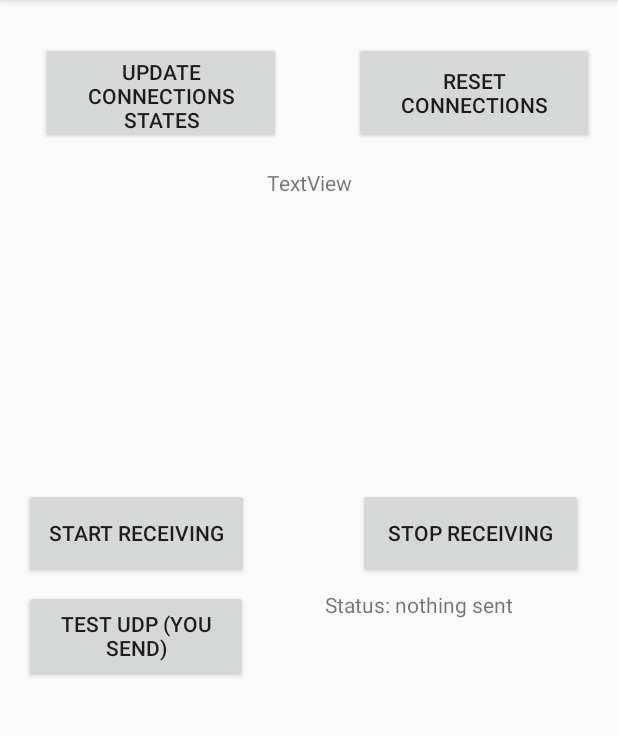
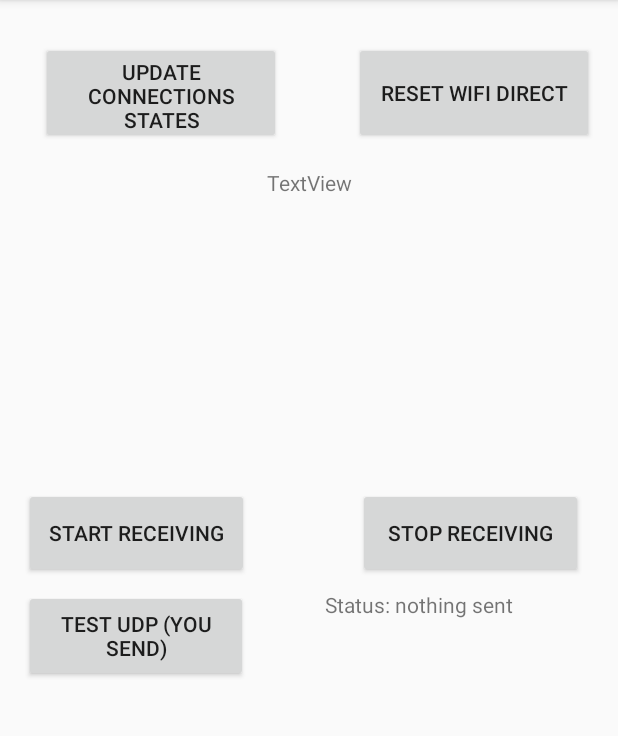
Before and after one commit to gstalder/AndroidBeamforming, an Android app: the HostActivity screen opened directly, with no data from a screen before it, on a phone screen of 412 x 824 dp, the part 84-820 px from its top. Run offline under Robolectric (Android 15) with nearby library versions, the phone set to English and light mode, and no system bars; network calls fail; 3 statements that could not run were skipped.

Commit message:
reOrganization Branch!

```diff
--- a/app/src/main/java/ch/ethz/tik/androidbeamforming/ClientActivity.java
+++ b/app/src/main/java/ch/ethz/tik/androidbeamforming/ClientActivity.java
@@ -107,8 +107,9 @@ public class ClientActivity extends AppCompatActivity {
                 if(hostAddress != null) {
                     micCaptureToSocket = new MicCaptureToSocket(hostAddress, MainActivity.PORT);
                     clientStatus.setText("waiting for start from host\n");
+                    micCaptureToSocket.start();
+                    /*
                     udpBroadcast.listenFor(MainActivity.START_CLIENT_TRANSMISSION, clientStatus);
-
                     waitForStartThread = new Thread(new Runnable() {
                         public void run() {
 
@@ -118,8 +119,10 @@ public class ClientActivity extends AppCompatActivity {
                         }
                     }, "Waiting for START from Server Thread");
                     waitForStartThread.start();
+                */
                 }
                 else Toast.makeText(ClientActivity.this, "no host!", Toast.LENGTH_LONG).show();
+
             }
         });
 
--- a/app/src/main/java/ch/ethz/tik/androidbeamforming/HostActivity.java
+++ b/app/src/main/java/ch/ethz/tik/androidbeamforming/HostActivity.java
@@ -75,7 +75,6 @@ public class HostActivity extends AppCompatActivity implements ConnectionInfoLis
         super.onCreate(savedInstanceState);
         setContentView(R.layout.activity_host);
 
-        // Indicates a change in Wi-Fi P2P status
         mIntentFilter.addAction(WifiP2pManager.WIFI_P2P_STATE_CHANGED_ACTION);
         // Indicates a change in the list of available peers
         mIntentFilter.addAction(WifiP2pManager.WIFI_P2P_PEERS_CHANGED_ACTION);
@@ -91,6 +90,15 @@ public class HostActivity extends AppCompatActivity implements ConnectionInfoLis
         mHostReceiver = new HostDirectBroadcastReceiver(mHostManager, mHostChannel, this);
         peers = new ArrayList<>();
 
+
+
+
+
+
+
+
+
+
         try {
             serverSocket = new ServerSocket(MainActivity.PORT);
             Log.d(TAG, "server socket created");
@@ -100,7 +108,7 @@ public class HostActivity extends AppCompatActivity implements ConnectionInfoLis
         socketToFileList = new ArrayList<>();
         filename = getFilename();
 
-        udpBroadcast = new UDPBroadcast(MainActivity.UDP_BROADCAST_PORT);
+        //udpBroadcast = new UDPBroadcast(MainActivity.UDP_BROADCAST_PORT);
 
         showConn = (Button) this.findViewById(R.id.showConn);
         startReceiving = (Button) this.findViewById(R.id.startReceiving);
@@ -117,8 +125,9 @@ public class HostActivity extends AppCompatActivity implements ConnectionInfoLis
                         Log.d(TAG, "before accept");
                         Socket newClient = serverSocket.accept();
                         Log.d(TAG, "after accept");
-                        setHostAddress();
-                        ownName.append(" GroupOwnAddä: " + hostAddress);
+
+                        ownName.append(" Your IP: " + newClient.getInetAddress() + "\n" +
+                                "WiFi P2P GO address is: " + hostAddress);
                         clientNumber++;
                         if(isAcceptingConnections)
                             socketToFileList.add(new SocketToFile(newClient, filename + "_" + clientNumber + ".pcm"));
--- a/app/src/main/res/layout/activity_host.xml
+++ b/app/src/main/res/layout/activity_host.xml
@@ -23,7 +23,7 @@
         android:id="@+id/resetConnections"
         android:layout_width="160dp"
         android:layout_height="68dp"
-        android:text="Reset Connections"
+        android:text="Reset Wifi Direct"
         android:layout_marginRight="16dp"
         app:layout_constraintRight_toRightOf="parent"
         app:layout_constraintTop_toTopOf="parent"
```
